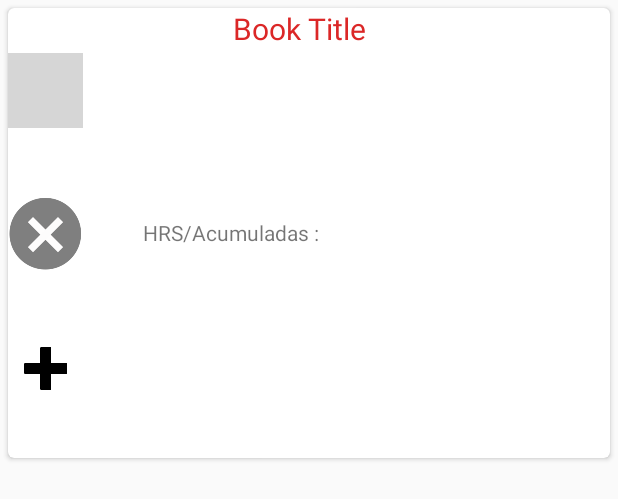
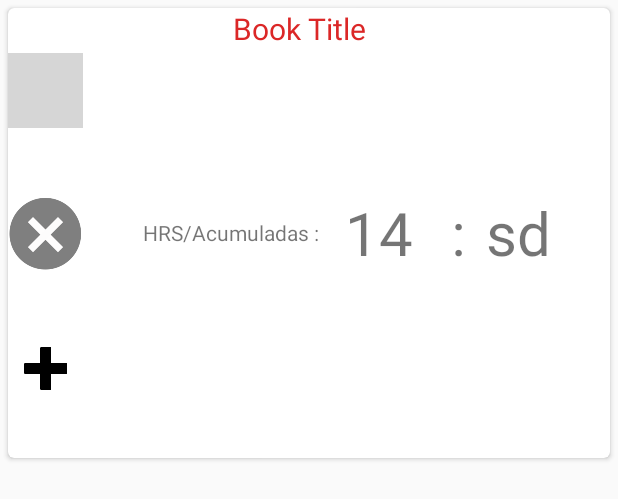
Before and after one commit to jdleite/HorasEstudos_2.0, an Android app: the layout row_discipline.xml on its own in the app's theme, with its tools: preview values and no code run, on a phone screen of 412 x 824 dp. Shown: the top 499 px of the screen. Run offline under Robolectric (Android 15) with nearby library versions, the phone set to English and light mode, and no system bars; grey boxes are pictures that could not be loaded.

Commit message:
Feito a funcionalidade de adicionar a hora e recuperar do banco na MainActivity, feito a validação de hora igual nos campos, alinhado a hora e minuto na MainActivity, "Toda a hora adicionada ao banco é convertida em minutos e ai sim gravado na base de dados, na hora que se recupera, o sistema transforma em horas e minutos"

```diff
--- a/app/src/main/java/com/br/horasestudos/views/banco/CreateDatabase.java
+++ b/app/src/main/java/com/br/horasestudos/views/banco/CreateDatabase.java
@@ -8,7 +8,7 @@ public class CreateDatabase {
     public Boolean create(){
         try {
             SQLiteDatabase db = MainDb.getInstance().getWritableDatabase();
-            String column = "(ID INTEGER PRIMARY KEY AUTOINCREMENT,NAME VARCHAR,HOUR FLOAT,DATE VARCHAR,ALL_HOURS FLOAT)";
+            String column = "(ID INTEGER PRIMARY KEY AUTOINCREMENT,NAME VARCHAR,HOUR FLOAT,DATE VARCHAR,ALL_HOURS LONG)";
             String query = "CREATE TABLE IF NOT EXISTS " + MainDb.TABELA + column;
             db.execSQL(query);
             return true;
--- a/app/src/main/java/com/br/horasestudos/views/business/DisciplineBusiness.java
+++ b/app/src/main/java/com/br/horasestudos/views/business/DisciplineBusiness.java
@@ -34,7 +34,7 @@ public class DisciplineBusiness {
         return repository.loadDiscipline(id);
     }
 
-    public Boolean insertHour(int id, String data, float total) {
+    public Boolean insertHour(int id, String data, long total) {
         try {
             SQLiteDatabase db = MainDb.getInstance().getWritableDatabase();
             String query = ("UPDATE Discipline SET date = '" + data + "', all_hours = all_hours + '" + total + "' WHERE ID = '" + id + "'");
--- a/app/src/main/java/com/br/horasestudos/views/repository/DisciplineRepository.java
+++ b/app/src/main/java/com/br/horasestudos/views/repository/DisciplineRepository.java
@@ -46,7 +46,7 @@ public class DisciplineRepository {
                     discipline.setName(c.getString(1));
                     discipline.setHour(c.getFloat(2));
                     discipline.setDate(c.getString(3));
-                    discipline.setAll_hours(c.getFloat(4));
+                    discipline.setAll_hours(c.getLong(4));
 
 
                     disciplines.add(discipline);
@@ -111,7 +111,7 @@ public class DisciplineRepository {
                 discipline.setName(cursor.getString(1));
                 discipline.setHour(cursor.getFloat(2));
                 discipline.setDate(cursor.getString(3));
-                discipline.setAll_hours(cursor.getFloat(4));
+                discipline.setAll_hours(cursor.getLong(4));
             }
 
             if (cursor != null) {
--- a/app/src/main/java/com/br/horasestudos/views/viewHolder/AllHoursViewHolder.java
+++ b/app/src/main/java/com/br/horasestudos/views/viewHolder/AllHoursViewHolder.java
@@ -22,6 +22,6 @@ public class AllHoursViewHolder extends RecyclerView.ViewHolder {
 
     public void bindData(Discipline discipline) {
         txtName.setText(discipline.getName());
-        txtHours.setText(String.valueOf(discipline.getAll_hours()));
+        txtHours.setText(String.valueOf(discipline.changeToHour()));
     }
 }
--- a/app/src/main/java/com/br/horasestudos/views/viewHolder/DisciplineViewHolder.java
+++ b/app/src/main/java/com/br/horasestudos/views/viewHolder/DisciplineViewHolder.java
@@ -18,7 +18,7 @@ import com.github.rtoshiro.util.format.text.MaskTextWatcher;
 
 public class DisciplineViewHolder extends RecyclerView.ViewHolder {
 
-    TextView disciplineName, all_hours;
+    TextView disciplineName, all_hours,all_minute;
     ImageView imgRemove, imgPlus, imgPencil;
     Context context;
     public static int point;
@@ -33,6 +33,7 @@ public class DisciplineViewHolder extends RecyclerView.ViewHolder {
         imgRemove = itemView.findViewById(R.id.img_remove);
         imgPlus = itemView.findViewById(R.id.img_plus);
         all_hours = itemView.findViewById(R.id.all_hour);
+        all_minute = itemView.findViewById(R.id.all_minute);
         context = contextHolder;
 
         SimpleMaskFormatter smf = new SimpleMaskFormatter("NN:NN");
@@ -42,7 +43,8 @@ public class DisciplineViewHolder extends RecyclerView.ViewHolder {
 
     public void bindData(final Discipline discipline, final DisciplineListener listener) {
         disciplineName.setText(discipline.getName());
-        all_hours.setText(String.valueOf(discipline.getAll_hours()));
+        all_hours.setText(String.valueOf(discipline.changeToHour()));
+        all_minute.setText(String.valueOf(discipline.changeToMinute()));
 
         imgPencil.setOnClickListener(new View.OnClickListener() {
             @Override
--- a/app/src/main/res/layout/row_discipline.xml
+++ b/app/src/main/res/layout/row_discipline.xml
@@ -33,11 +33,28 @@
     android:layout_width="match_parent"
     android:layout_height="wrap_content" />
     <TextView
-        android:id="@+id/all_hour"
+    android:id="@+id/all_hour"
+    android:layout_gravity="center"
+    android:layout_marginLeft="150sp"
+    android:textSize="40dp"
+        android:text="14"
+    android:layout_width="match_parent"
+    android:layout_height="wrap_content" />
+    <TextView
         android:layout_gravity="center"
-        android:layout_marginLeft="150sp"
+        android:layout_marginLeft="100sp"
         android:textSize="40dp"
-        android:layout_width="match_parent"
+        android:text=":"
+        android:layout_width="wrap_content"
+        android:layout_height="wrap_content" />
+
+    <TextView
+        android:id="@+id/all_minute"
+        android:layout_gravity="center"
+        android:layout_marginLeft="140sp"
+        android:textSize="40dp"
+        android:text="sd"
+        android:layout_width="wrap_content"
         android:layout_height="wrap_content" />
     <LinearLayout
         android:layout_width="match_parent"
--- a/app/src/main/res/values/strings.xml
+++ b/app/src/main/res/values/strings.xml
@@ -31,4 +31,5 @@
     <string name="adicionado_sucesso">Adicionado com Sucesso</string>
     <string name="campo_vazio">Campo Vazio</string>
     <string name="erro_inserir">Erro ao Inserir</string>
+    <string name="horas_iguais">Horas Iguais</string>
 </resources>
```
Also changed, not shown: app/src/main/java/com/br/horasestudos/views/entity/Discipline.java (+14 -4 lines), app/src/main/java/com/br/horasestudos/views/views/AddHoursActivity.java (+59 -5 lines), app/src/main/res/layout/activity_add_hours.xml (+9 -0 lines).
